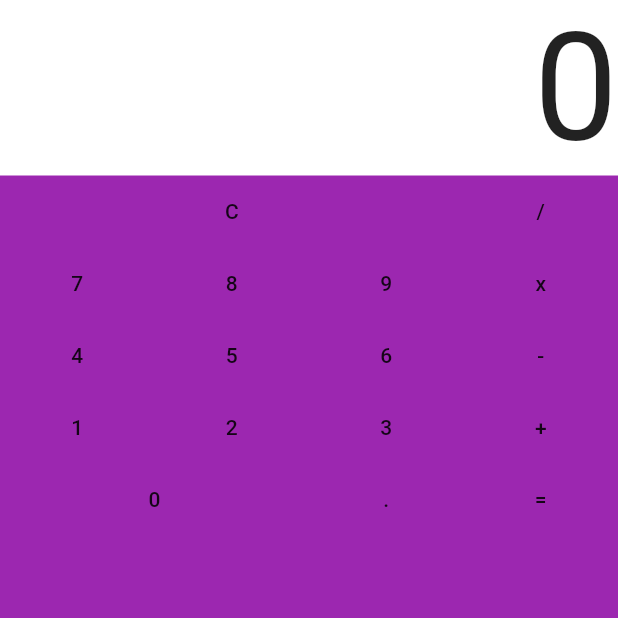
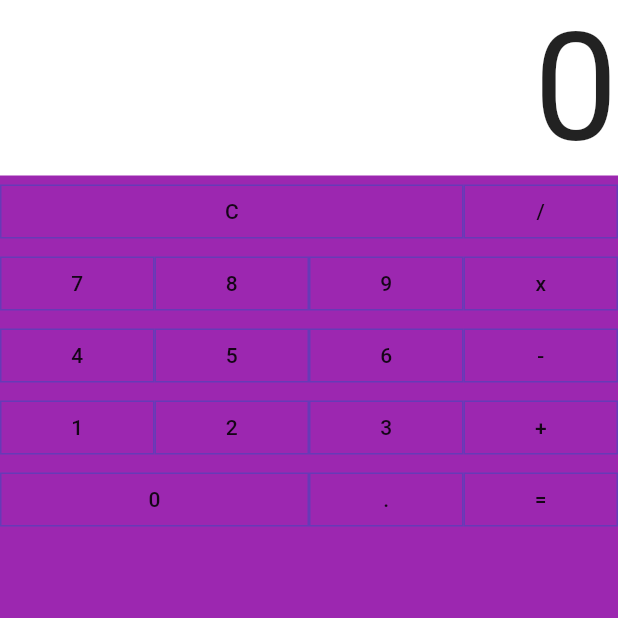
Before and after one commit to omongo/flutter-calculator, a Flutter app: the screen it shows after launch, on a phone screen of 412 x 824 dp, the top half of it. Run offline on Flutter 3.47's test engine with Material 2 defaults, Android fonts, the phone set to English and light mode, and no system bars.

Commit message:
Set button border

```diff
--- a/lib/main.dart
+++ b/lib/main.dart
@@ -25,6 +25,15 @@ class MyHomePage extends StatefulWidget {
 }
 
 class _MyHomePageState extends State<MyHomePage> {
+
+  final buttonBorder = RoundedRectangleBorder(
+    side: BorderSide(
+      style: BorderStyle.solid,
+      width: 1.0,
+      color: Colors.deepPurple,
+    ),
+  );
+
   @override
   Widget build(BuildContext context) {
     return Scaffold(
@@ -62,13 +71,13 @@ class _MyHomePageState extends State<MyHomePage> {
 
   Widget _input() {
     return Column(
-      crossAxisAlignment: CrossAxisAlignment.stretch,
       children: <Widget>[
         Row(
           children: <Widget>[
             Expanded(
               flex: 3,
               child: FlatButton(
+                shape: buttonBorder,
                 child: Text('C'),
                 onPressed: () {},
               ),
@@ -76,6 +85,7 @@ class _MyHomePageState extends State<MyHomePage> {
             Expanded(
               flex: 1,
               child: FlatButton(
+                shape: buttonBorder,
                 child: Text('/'),
                 onPressed: () {},
               ),
@@ -84,33 +94,109 @@ class _MyHomePageState extends State<MyHomePage> {
         ),
         Row(
           children: <Widget>[
-            Expanded(child: FlatButton(child: Text('7'), onPressed: (){},)),
-            Expanded(child: FlatButton(child: Text('8'), onPressed: (){},)),
-            Expanded(child: FlatButton(child: Text('9'), onPressed: (){},)),
-            Expanded(child: FlatButton(child: Text('x'), onPressed: (){},)),
+            Expanded(
+                child: FlatButton(
+                  shape: buttonBorder,
+                  child: Text('7'),
+                  onPressed: () {},
+                )),
+            Expanded(
+                child: FlatButton(
+                  shape: buttonBorder,
+                  child: Text('8'),
+                  onPressed: () {},
+                )),
+            Expanded(
+                child: FlatButton(
+                  shape: buttonBorder,
+                  child: Text('9'),
+                  onPressed: () {},
+                )),
+            Expanded(
+                child: FlatButton(
+                  shape: buttonBorder,
+                  child: Text('x'),
+                  onPressed: () {},
+                )),
           ],
         ),
         Row(
           children: <Widget>[
-            Expanded(child: FlatButton(child: Text('4'), onPressed: (){},)),
-            Expanded(child: FlatButton(child: Text('5'), onPressed: (){},)),
-            Expanded(child: FlatButton(child: Text('6'), onPressed: (){},)),
-            Expanded(child: FlatButton(child: Text('-'), onPressed: (){},)),
+            Expanded(
+                child: FlatButton(
+                  shape: buttonBorder,
+                  child: Text('4'),
+                  onPressed: () {},
+                )),
+            Expanded(
+                child: FlatButton(
+                  shape: buttonBorder,
+                  child: Text('5'),
+                  onPressed: () {},
+                )),
+            Expanded(
+                child: FlatButton(
+                  shape: buttonBorder,
+                  child: Text('6'),
+                  onPressed: () {},
+                )),
+            Expanded(
+                child: FlatButton(
+                  shape: buttonBorder,
+                  child: Text('-'),
+                  onPressed: () {},
+                )),
           ],
         ),
         Row(
           children: <Widget>[
-            Expanded(child: FlatButton(child: Text('1'), onPressed: (){},)),
-            Expanded(child: FlatButton(child: Text('2'), onPressed: (){},)),
-            Expanded(child: FlatButton(child: Text('3'), onPressed: (){},)),
-            Expanded(child: FlatButton(child: Text('+'), onPressed: (){},)),
+            Expanded(
+                child: FlatButton(
+                  shape: buttonBorder,
+                  child: Text('1'),
+                  onPressed: () {},
+                )),
+            Expanded(
+                child: FlatButton(
+                  shape: buttonBorder,
+                  child: Text('2'),
+                  onPressed: () {},
+                )),
+            Expanded(
+                child: FlatButton(
+                  shape: buttonBorder,
+                  child: Text('3'),
+                  onPressed: () {},
+                )),
+            Expanded(
+                child: FlatButton(
+                  shape: buttonBorder,
+                  child: Text('+'),
+                  onPressed: () {},
+                )),
           ],
         ),
         Row(
           children: <Widget>[
-            Expanded(flex: 2,child: FlatButton(child: Text('0'), onPressed: (){},)),
-            Expanded(child: FlatButton(child: Text('.'), onPressed: (){},)),
-            Expanded(child: FlatButton(child: Text('='), onPressed: (){},)),
+            Expanded(
+                flex: 2,
+                child: FlatButton(
+                  shape: buttonBorder,
+                  child: Text('0'),
+                  onPressed: () {},
+                )),
+            Expanded(
+                child: FlatButton(
+                  shape: buttonBorder,
+                  child: Text('.'),
+                  onPressed: () {},
+                )),
+            Expanded(
+                child: FlatButton(
+                  shape: buttonBorder,
+                  child: Text('='),
+                  onPressed: () {},
+                )),
           ],
         ),
       ],
```
